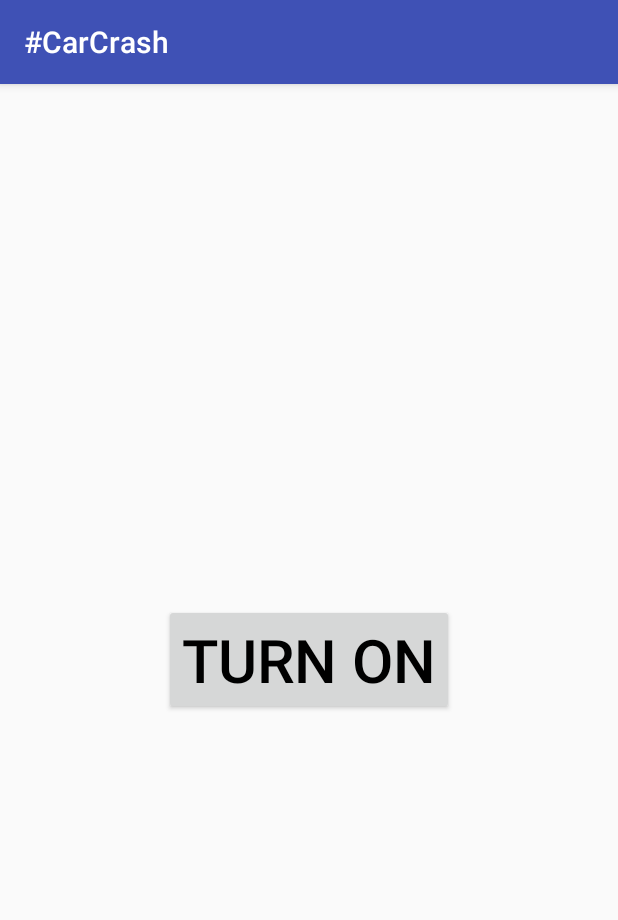
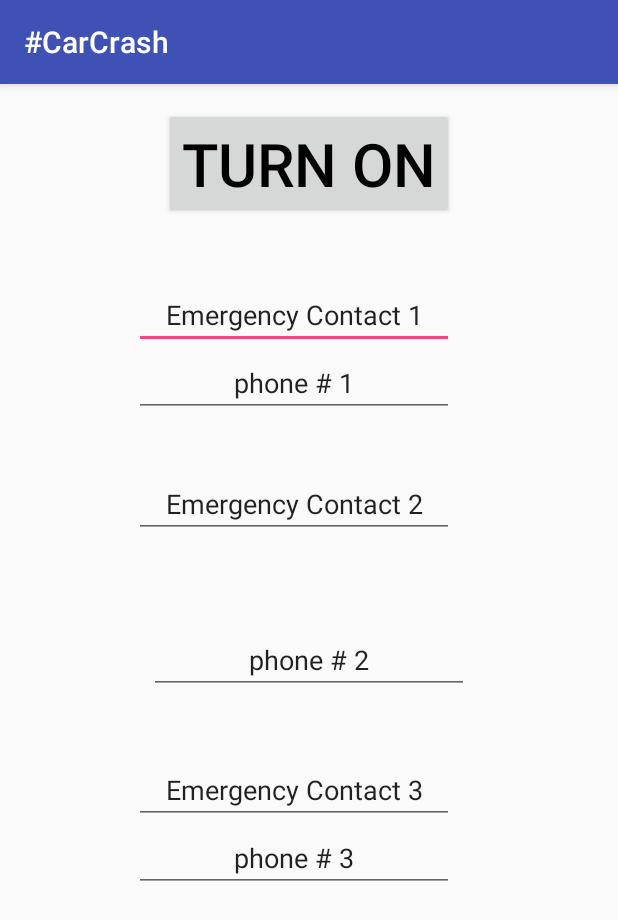
Before and after one commit to sethf99/AADNS, an Android app: the screen it shows after launch (MainActivity), on a phone screen of 412 x 824 dp. Shown: the top 920 px of the screen. Run offline under Robolectric (Android 15) with nearby library versions, the light colour scheme and no system bars.

Commit message:
Updated XML Layout V1

```diff
--- a/#CarCrash/app/src/main/res/layout/activity_main.xml
+++ b/#CarCrash/app/src/main/res/layout/activity_main.xml
@@ -14,12 +14,87 @@
         android:layout_height="wrap_content"
         android:text="@string/TurnsOn"
         android:id="@+id/ON_OFF"
-        android:layout_centerVertical="true"
-        android:layout_centerHorizontal="true"
         android:layout_gravity="center"
         android:textSize="40dp"
         android:singleLine="false"
         android:textColor="#000000"
         android:typeface="normal"
-        android:clickable="false" />
+        android:clickable="false"
+        android:layout_alignParentTop="true"
+        android:layout_centerHorizontal="true" />
+
+    <EditText
+        android:layout_width="wrap_content"
+        android:layout_height="wrap_content"
+        android:inputType="textPersonName"
+        android:text="Emergency Contact 1"
+        android:ems="10"
+        android:id="@+id/editText"
+        android:layout_marginTop="41dp"
+        android:layout_below="@+id/ON_OFF"
+        android:layout_alignRight="@+id/ON_OFF"
+        android:layout_alignEnd="@+id/ON_OFF"
+        android:textAlignment="center" />
+
+    <EditText
+        android:layout_width="wrap_content"
+        android:layout_height="wrap_content"
+        android:inputType="phone"
+        android:ems="10"
+        android:id="@+id/editText2"
+        android:text="phone # 1"
+        android:textAlignment="center"
+        android:layout_below="@+id/editText"
+        android:layout_alignRight="@+id/ON_OFF"
+        android:layout_alignEnd="@+id/ON_OFF" />
+
+    <EditText
+        android:layout_width="wrap_content"
+        android:layout_height="wrap_content"
+        android:inputType="textPersonName"
+        android:text="Emergency Contact 2"
+        android:ems="10"
+        android:id="@+id/editText3"
+        android:layout_marginTop="35dp"
+        android:layout_below="@+id/editText2"
+        android:layout_alignLeft="@+id/editText2"
+        android:layout_alignStart="@+id/editText2"
+        android:textAlignment="center" />
+
+    <EditText
+        android:layout_width="wrap_content"
+        android:layout_height="wrap_content"
+        android:inputType="phone"
+        android:ems="10"
+        android:id="@+id/editText4"
+        android:text="phone # 2"
+        android:textAlignment="center"
+        android:layout_centerVertical="true"
+        android:layout_centerHorizontal="true" />
+
+    <EditText
+        android:layout_width="wrap_content"
+        android:layout_height="wrap_content"
+        android:inputType="textPersonName"
+        android:text="Emergency Contact 3"
+        android:ems="10"
+        android:id="@+id/editText5"
+        android:layout_below="@+id/editText4"
+        android:layout_alignLeft="@+id/editText3"
+        android:layout_alignStart="@+id/editText3"
+        android:layout_marginTop="41dp"
+        android:textAlignment="center" />
+
+    <EditText
+        android:layout_width="wrap_content"
+        android:layout_height="wrap_content"
+        android:inputType="phone"
+        android:ems="10"
+        android:id="@+id/editText6"
+        android:text="phone # 3"
+        android:textAlignment="center"
+        android:layout_below="@+id/editText5"
+        android:layout_alignLeft="@+id/editText5"
+        android:layout_alignStart="@+id/editText5" />
+
 </RelativeLayout>
```
